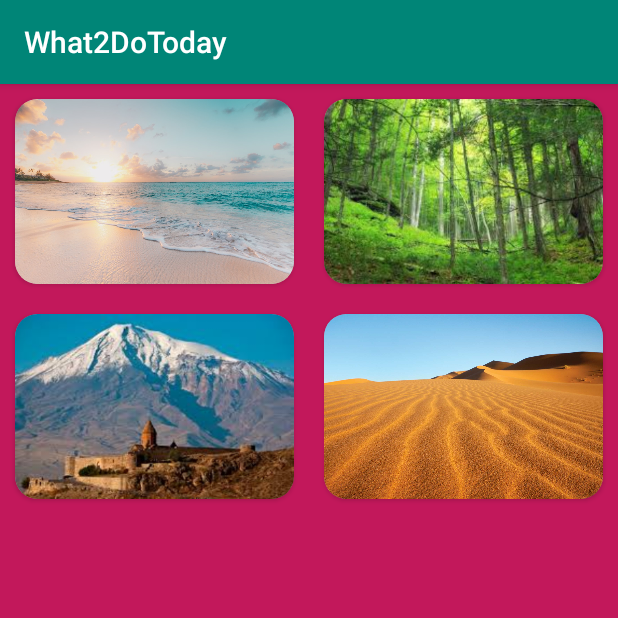
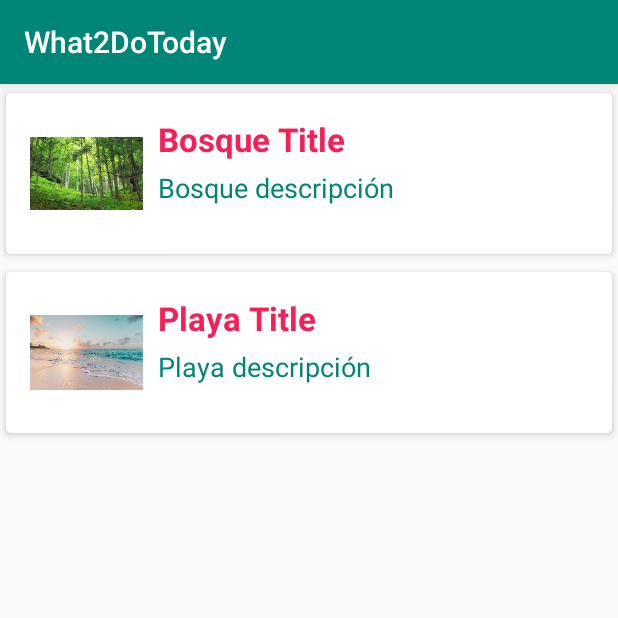
Before and after one commit to MaritzaRh/What2DoToday, an Android app: the screen it shows after launch (Test before the commit, Places after it), on a phone screen of 412 x 824 dp, the top half of it. Run offline under Robolectric (Android 15) with nearby library versions, the phone set to English and light mode, and no system bars.

Commit message:
Added Places Activity to see places description

```diff
--- a/app/src/main/AndroidManifest.xml
+++ b/app/src/main/AndroidManifest.xml
@@ -14,7 +14,8 @@
         android:supportsRtl="true"
         android:theme="@style/AppTheme"
         tools:ignore="GoogleAppIndexingWarning">
-        <activity android:name=".Test"></activity>
+        <activity android:name=".Places"></activity>
+        <activity android:name=".Test" />
         <activity
             android:name=".SplashScreenActivity"
             android:noHistory="true"
--- /dev/null
+++ b/app/src/main/java/com/testing/what2dotoday/PlaceByCategoryAdapter.kt
@@ -0,0 +1,33 @@
+package com.testing.what2dotoday
+
+import android.view.LayoutInflater
+import android.view.View
+import android.view.ViewGroup
+import android.widget.ImageView
+import android.widget.TextView
+import androidx.recyclerview.widget.RecyclerView
+
+class PlaceByCategoryAdapter(val placesList: ArrayList<PlaceRowModel>): RecyclerView.Adapter<PlaceByCategoryAdapter.ViewHolder>(){
+    override fun onCreateViewHolder(parent: ViewGroup, viewType: Int): ViewHolder {
+        val v = LayoutInflater.from(parent.context).inflate(R.layout.place_row_template,parent,false)
+        return ViewHolder(v)
+    }
+
+    override fun getItemCount(): Int {
+        return placesList.size
+    }
+
+
+    override fun onBindViewHolder(holder: ViewHolder, position: Int) {
+        val row: PlaceRowModel = placesList[position]
+        holder.placeImage.setImageResource(row.placeImage)
+        holder.placeTitle.text = row.placeTitle
+        holder.placeDescription.text = row.placeDescription
+    }
+
+    class ViewHolder(itemView: View): RecyclerView.ViewHolder(itemView){
+        var placeImage = itemView.findViewById(R.id.place_image) as ImageView
+        var placeTitle = itemView.findViewById(R.id.place_title) as TextView
+        var placeDescription = itemView.findViewById(R.id.place_description) as  TextView
+    }
+}
--- /dev/null
+++ b/app/src/main/java/com/testing/what2dotoday/PlaceRowModel.kt
@@ -0,0 +1,3 @@
+package com.testing.what2dotoday
+
+data class PlaceRowModel(val placeImage: Int,val placeTitle:String, val placeDescription:String){}
--- /dev/null
+++ b/app/src/main/java/com/testing/what2dotoday/Places.kt
@@ -0,0 +1,29 @@
+package com.testing.what2dotoday
+
+import android.annotation.SuppressLint
+import androidx.appcompat.app.AppCompatActivity
+import android.os.Bundle
+import androidx.recyclerview.widget.LinearLayoutManager
+import androidx.recyclerview.widget.RecyclerView
+import android.widget.LinearLayout.VERTICAL
+
+
+class Places : AppCompatActivity() {
+
+    @SuppressLint("WrongConstant")
+    override fun onCreate(savedInstanceState: Bundle?) {
+        super.onCreate(savedInstanceState)
+        setContentView(R.layout.activity_places)
+        val recyclerView = findViewById(R.id.places_by_category_recyclyerView) as RecyclerView
+        recyclerView.layoutManager = LinearLayoutManager(this, VERTICAL, false)
+
+        val rows = ArrayList<PlaceRowModel>()
+
+        rows.add(PlaceRowModel(R.drawable.forest, "Bosque Title", "Bosque descripción"))
+        rows.add(PlaceRowModel(R.drawable.beach, "Playa Title", "Playa descripción"))
+
+        val adapter = PlaceByCategoryAdapter(rows)
+        recyclerView.adapter = adapter
+
+    }
+}
--- a/app/src/main/java/com/testing/what2dotoday/SplashScreenActivity.kt
+++ b/app/src/main/java/com/testing/what2dotoday/SplashScreenActivity.kt
@@ -26,7 +26,7 @@ class SplashScreenActivity : AppCompatActivity() {
         finish()
     }
     private fun goToTestActivity() {
-        val testActivityIntent = Intent(applicationContext, Test::class.java)
+        val testActivityIntent = Intent(applicationContext, Places::class.java)
         startActivity(testActivityIntent)
         finish()
     }
--- a/app/src/main/java/com/testing/what2dotoday/Test.kt
+++ b/app/src/main/java/com/testing/what2dotoday/Test.kt
@@ -6,6 +6,7 @@ import android.os.Bundle
 import android.widget.LinearLayout.VERTICAL
 import androidx.recyclerview.widget.LinearLayoutManager
 import androidx.recyclerview.widget.RecyclerView
+import kotlinx.android.synthetic.main.activity_test.*
 
 class Test : AppCompatActivity() {
 
@@ -15,6 +16,7 @@ class Test : AppCompatActivity() {
         setContentView(R.layout.activity_test)
 
 
+        questionText.text = "ElIGE UN  PAISAJE"
         val recyclerView = findViewById(R.id.activity_test_recyclerView)  as RecyclerView
         recyclerView.layoutManager = LinearLayoutManager(this, VERTICAL, false)
 
@@ -25,5 +27,6 @@ class Test : AppCompatActivity() {
 
         val  adapter = TestAdapter(rows)
         recyclerView.adapter = adapter
+
     }
 }
--- /dev/null
+++ b/app/src/main/res/layout/activity_places.xml
@@ -0,0 +1,19 @@
+<?xml version="1.0" encoding="utf-8"?>
+<androidx.constraintlayout.widget.ConstraintLayout xmlns:android="http://schemas.android.com/apk/res/android"
+    xmlns:app="http://schemas.android.com/apk/res-auto"
+    xmlns:tools="http://schemas.android.com/tools"
+    android:layout_width="match_parent"
+    android:layout_height="match_parent"
+    android:orientation="vertical"
+    tools:context=".Places">
+    <ScrollView
+        android:layout_width="match_parent"
+        android:layout_height="wrap_content"
+        android:orientation="vertical">
+    <androidx.recyclerview.widget.RecyclerView
+        android:layout_width="match_parent"
+        android:layout_height="wrap_content"
+        android:id="@+id/places_by_category_recyclyerView"
+        />
+    </ScrollView>
+</androidx.constraintlayout.widget.ConstraintLayout>
--- a/app/src/main/res/layout/activity_test.xml
+++ b/app/src/main/res/layout/activity_test.xml
@@ -8,23 +8,34 @@
     <RelativeLayout
         android:layout_width="match_parent"
         android:layout_height="match_parent"
-        android:background="#C2185B"
-
         >
         <!--<ScrollView
             android:layout_width="match_parent"
             android:layout_height="match_parent"
-            android:gravity="center"
             > -->
+        <TextView
+            android:id="@+id/questionText"
+            android:layout_width="match_parent"
+            android:layout_height="wrap_content"
+            android:layout_marginBottom="0dp"
+            android:background="@color/colorSplashScreen"
+            android:text="Question?"
+            android:textColor="#FFFF"
+            android:textSize="30dp" />
+
             <LinearLayout
-
+                android:layout_below="@+id/questionText"
+                android:layout_marginTop="40dp"
                 android:layout_width="match_parent"
                 android:layout_height="wrap_content"
-                android:orientation="vertical">
+                android:orientation="vertical"
+                android:background="@color/cardview_shadow_end_color"
+                >
+
                 <androidx.recyclerview.widget.RecyclerView
                     android:id="@+id/activity_test_recyclerView"
                     android:layout_width="match_parent"
-                    android:layout_height="wrap_content"/>
+                    android:layout_height="match_parent" />
             </LinearLayout>
        <!-- </ScrollView>-->
     </RelativeLayout>
--- /dev/null
+++ b/app/src/main/res/layout/place_row_template.xml
@@ -0,0 +1,49 @@
+<?xml version="1.0" encoding="utf-8"?>
+<androidx.cardview.widget.CardView xmlns:android="http://schemas.android.com/apk/res/android"
+    android:layout_width="match_parent"
+    android:layout_height="wrap_content"
+    xmlns:app="http://schemas.android.com/apk/res-auto"
+    app:cardCornerRadius="3dp"
+    app:cardElevation="3dp"
+    app:cardUseCompatPadding="true"
+    >
+    <RelativeLayout
+        android:layout_width="match_parent"
+        android:layout_height="wrap_content"
+        android:padding="16dp"
+        >
+        <ImageView
+            android:layout_width="75dp"
+            android:layout_height="75dp"
+            android:id="@+id/place_image"
+            android:src="@drawable/mountain"
+            />
+        <TextView
+            android:layout_width="match_parent"
+            android:layout_height="wrap_content"
+            android:id="@+id/place_title"
+            android:text="Place Title"
+            android:textSize="22sp"
+            android:textColor="@color/colorSplashScreen"
+            android:textStyle="bold"
+            android:layout_toRightOf="@+id/place_image"
+            android:layout_toEndOf="@+id/place_image"
+            android:layout_marginLeft="10dp"
+            android:layout_marginStart="10dp"
+            />
+        <TextView
+            android:layout_width="match_parent"
+            android:layout_height="wrap_content"
+            android:id="@+id/place_description"
+            android:text="Echate una descripcion"
+            android:textSize="18sp"
+            android:textColor="@color/colorPrimary"
+            android:layout_toRightOf="@+id/place_image"
+            android:layout_toEndOf="@+id/place_image"
+            android:layout_below="@+id/place_title"
+            android:layout_marginLeft="10dp"
+            android:layout_marginStart="10dp"
+            android:layout_marginTop="5dp"
+            />
+    </RelativeLayout>
+</androidx.cardview.widget.CardView>
--- a/app/src/main/res/layout/test_answer_template.xml
+++ b/app/src/main/res/layout/test_answer_template.xml
@@ -1,7 +1,9 @@
 <?xml version="1.0" encoding="utf-8"?>
 <LinearLayout xmlns:android="http://schemas.android.com/apk/res/android"
     android:orientation="vertical" android:layout_width="match_parent"
-    android:layout_height="wrap_content">
+    android:layout_height="wrap_content"
+
+    >
     <LinearLayout
         android:layout_width="match_parent"
         android:layout_height="wrap_content"
@@ -13,7 +15,7 @@
             android:orientation="vertical"
             xmlns:card_view="http://schemas.android.com/apk/res-auto"
             card_view:cardCornerRadius="15dp"
-            card_view:cardBackgroundColor="#BDBDBD"
+            card_view:cardBackgroundColor="@color/colorSplashScreen"
             android:clickable="true"
             >
             <LinearLayout android:layout_width="match_parent" android:layout_height="wrap_content"
@@ -22,7 +24,6 @@
                 <ImageView
                     android:layout_width="wrap_content"
                     android:layout_height="123dp"
-                    android:paddingHorizontal="0dp"
                     android:src="@drawable/mountain"
                     android:scaleType="fitXY"
                     android:id="@+id/answerL"/>
@@ -35,7 +36,7 @@
             android:orientation="vertical"
             xmlns:card_view="http://schemas.android.com/apk/res-auto"
             card_view:cardCornerRadius="15dp"
-            card_view:cardBackgroundColor="#BDBDBD"
+            card_view:cardBackgroundColor="@color/colorSplashScreen"
             android:clickable="true"
             >
             <LinearLayout android:layout_width="match_parent" android:layout_height="wrap_content"
@@ -46,7 +47,6 @@
                     android:layout_width="wrap_content"
                     android:layout_height="123dp"
                     android:src="@drawable/mountain"
-                    android:paddingHorizontal="0dp"
                     android:id="@+id/answerR"
                     android:scaleType="fitXY"
                     />
```
